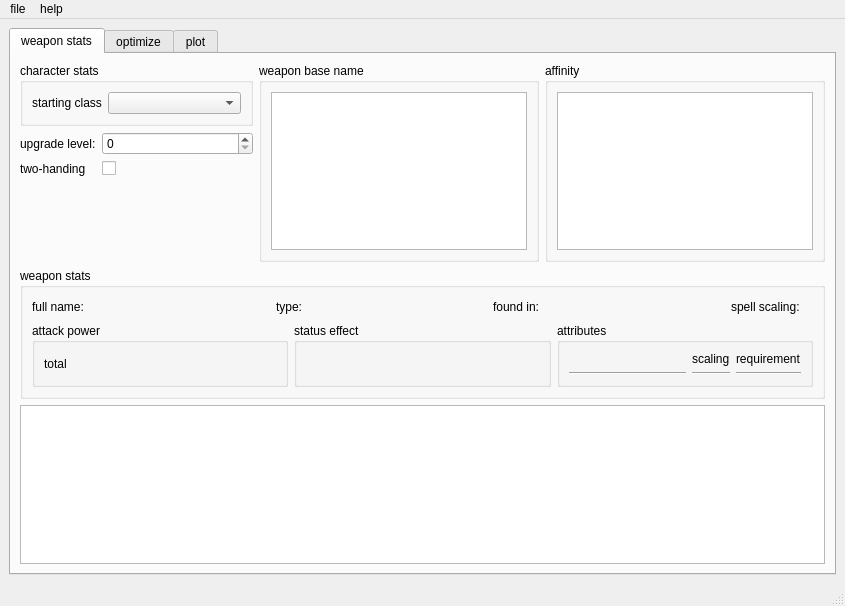
Qt form app/main_window.ui (hanslhansl/elden-ring-damage-optimizer) before a commit.
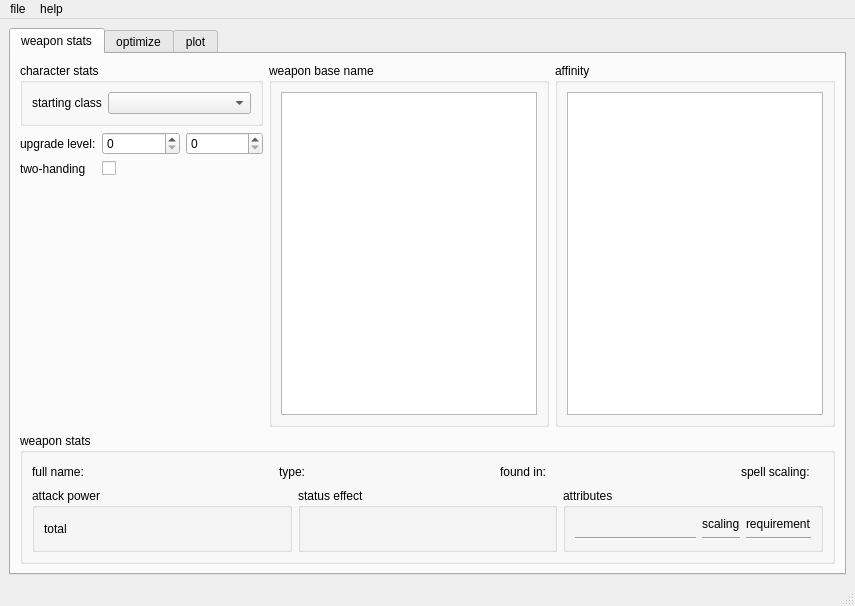
The same form after that commit.

Commit message: some more progress on table view, also refactor

Diff of the .ui file:
```diff
--- a/app/main_window.ui
+++ b/app/main_window.ui
@@ -6,7 +6,7 @@
    <rect>
     <x>0</x>
     <y>0</y>
-    <width>845</width>
+    <width>855</width>
     <height>606</height>
    </rect>
   </property>
@@ -57,9 +57,6 @@
                 </property>
                </widget>
               </item>
-              <item row="0" column="1">
-               <widget class="QSpinBox" name="upgrade_level_spinbox"/>
-              </item>
               <item row="1" column="1">
                <widget class="QCheckBox" name="two_handing_checkbox">
                 <property name="text">
@@ -74,6 +71,24 @@
                 </property>
                </widget>
               </item>
+              <item row="0" column="1">
+               <layout class="QHBoxLayout" name="horizontalLayout">
+                <item>
+                 <widget class="QSpinBox" name="normal_upgrade_level_spinbox">
+                  <property name="maximum">
+                   <number>25</number>
+                  </property>
+                 </widget>
+                </item>
+                <item>
+                 <widget class="QSpinBox" name="somber_upgrade_level_spinbox">
+                  <property name="maximum">
+                   <number>9</number>
+                  </property>
+                 </widget>
+                </item>
+               </layout>
+              </item>
              </layout>
             </item>
             <item>
@@ -342,9 +357,6 @@
           </layout>
          </widget>
         </item>
-        <item>
-         <widget class="QTableView" name="tableView"/>
-        </item>
        </layout>
       </widget>
       <widget class="QWidget" name="optimize_tab">
@@ -366,7 +378,7 @@
     <rect>
      <x>0</x>
      <y>0</y>
-     <width>845</width>
+     <width>855</width>
      <height>33</height>
     </rect>
    </property>
```
Left out of the diff: 2 changed lines with no effect on the pictures. The commit also changes 3 other files.
